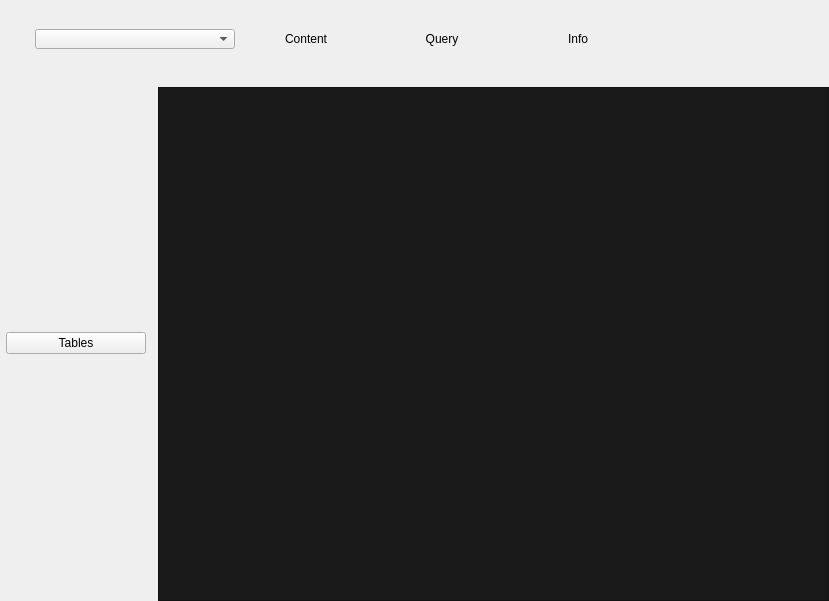
Qt form app/views/MainLayout.ui (snorlax95/Goofy-SQL) before a commit.
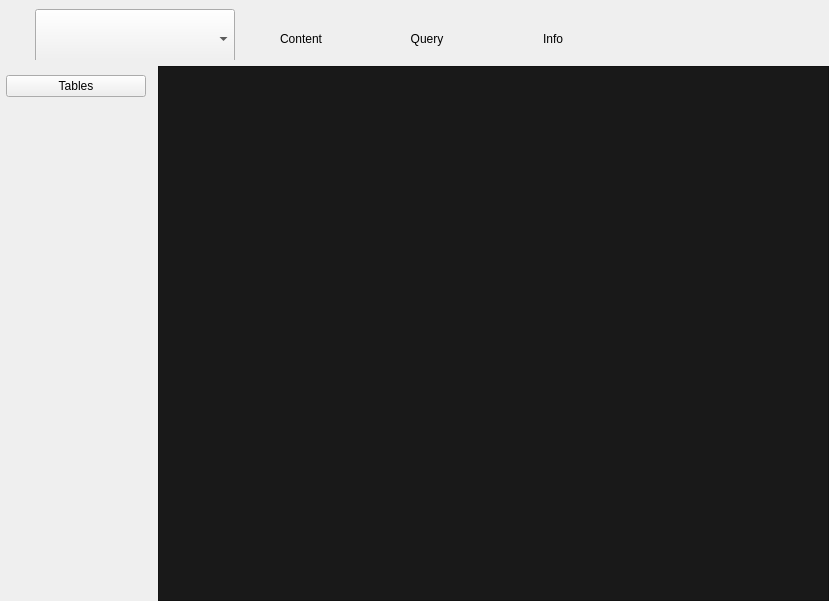
The same form after that commit. Icons and pictures are not drawn.

Commit message: sizing issue with top/left menu bars

```diff
--- a/app/views/MainLayout.ui
+++ b/app/views/MainLayout.ui
@@ -69,6 +69,12 @@
        <height>0</height>
       </size>
      </property>
+     <property name="maximumSize">
+      <size>
+       <width>140</width>
+       <height>16777215</height>
+      </size>
+     </property>
      <property name="frameShape">
       <enum>QFrame::NoFrame</enum>
      </property>
@@ -78,15 +84,14 @@
      <property name="lineWidth">
       <number>0</number>
      </property>
-     <widget class="QWidget" name="">
-      <property name="geometry">
-       <rect>
-        <x>0</x>
-        <y>0</y>
-        <width>141</width>
-        <height>513</height>
-       </rect>
+     <layout class="QVBoxLayout" name="verticalLayout">
+      <property name="leftMargin">
+       <number>0</number>
       </property>
+      <property name="rightMargin">
+       <number>0</number>
+      </property>
+      <item>
       <layout class="QVBoxLayout" name="LeftBar">
        <property name="spacing">
         <number>0</number>
@@ -94,7 +99,7 @@
        <property name="sizeConstraint">
         <enum>QLayout::SetMinimumSize</enum>
        </property>
-       <item>
+        <item alignment="Qt::AlignTop">
         <widget class="QPushButton" name="RefreshTables">
          <property name="minimumSize">
           <size>
@@ -124,10 +129,11 @@
         </widget>
        </item>
       </layout>
-     </widget>
-    </widget>
+      </item>
+     </layout>
+    </widget>
    </item>
-   <item row="0" column="0" colspan="4" alignment="Qt::AlignLeft">
+   <item row="0" column="0" colspan="4" alignment="Qt::AlignLeft|Qt::AlignVCenter">
     <widget class="QFrame" name="TopBar">
      <property name="sizePolicy">
       <sizepolicy hsizetype="Expanding" vsizetype="Preferred">
@@ -138,7 +144,13 @@
      <property name="minimumSize">
       <size>
        <width>0</width>
-       <height>50</height>
+       <height>60</height>
+      </size>
+     </property>
+     <property name="maximumSize">
+      <size>
+       <width>16777215</width>
+       <height>60</height>
       </size>
      </property>
      <property name="styleSheet">
@@ -186,7 +198,7 @@
         </property>
        </widget>
       </item>
-      <item>
+      <item alignment="Qt::AlignVCenter">
        <widget class="QComboBox" name="DatabaseDropdown">
         <property name="sizePolicy">
          <sizepolicy hsizetype="Preferred" vsizetype="Fixed">
@@ -197,7 +209,7 @@
         <property name="minimumSize">
          <size>
           <width>200</width>
-          <height>20</height>
+          <height>60</height>
          </size>
         </property>
         <property name="maximumSize">
@@ -221,13 +233,13 @@
         </property>
         <property name="minimumSize">
          <size>
-          <width>130</width>
+          <width>120</width>
           <height>60</height>
          </size>
         </property>
         <property name="maximumSize">
          <size>
-          <width>139</width>
+          <width>120</width>
           <height>60</height>
          </size>
         </property>
@@ -259,13 +271,13 @@
         </property>
         <property name="minimumSize">
          <size>
-          <width>130</width>
+          <width>120</width>
           <height>60</height>
          </size>
         </property>
         <property name="maximumSize">
          <size>
-          <width>130</width>
+          <width>120</width>
           <height>60</height>
          </size>
         </property>
@@ -300,13 +312,13 @@
         </property>
         <property name="minimumSize">
          <size>
-          <width>130</width>
+          <width>120</width>
           <height>60</height>
          </size>
         </property>
         <property name="maximumSize">
          <size>
-          <width>130</width>
+          <width>120</width>
           <height>60</height>
          </size>
         </property>
```
Lines whose indentation alone changed are shown as unchanged. The commit also changes 4 other files.
